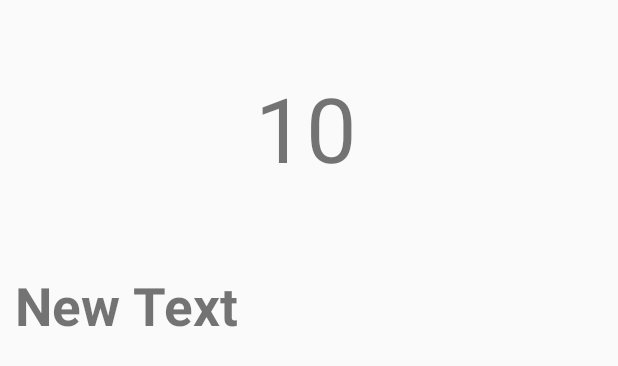
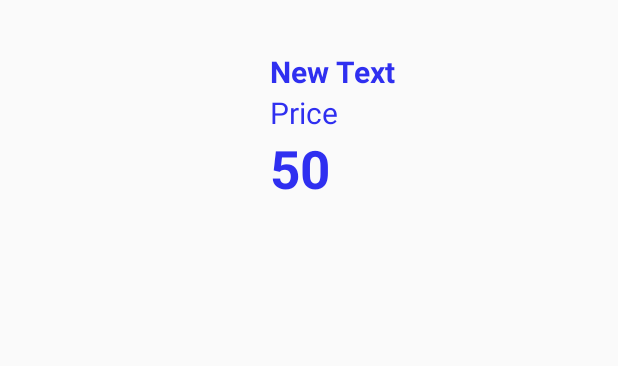
Before and after one commit to sorasakUoU/ProjectBakery2, an Android app: the layout my_listview.xml on its own in the app's theme, with its tools: preview values and no code run, on a phone screen of 412 x 824 dp. Shown: the top 366 px of the screen. Run offline under Robolectric (Android 15) with nearby library versions, the phone set to English and light mode, and no system bars.

Commit message:
Disign UI MyListview New Finish

```diff
--- a/app/src/main/res/layout/activity_show_service.xml
+++ b/app/src/main/res/layout/activity_show_service.xml
@@ -5,7 +5,8 @@
     android:paddingLeft="@dimen/activity_horizontal_margin"
     android:paddingTop="@dimen/activity_vertical_margin"
     android:paddingRight="@dimen/activity_horizontal_margin"
-    android:paddingBottom="@dimen/activity_vertical_margin">
+    android:paddingBottom="@dimen/activity_vertical_margin"
+    android:background="@drawable/orange_bicycle">
 
     <TextView
         android:layout_width="wrap_content"
@@ -29,5 +30,6 @@
         android:id="@+id/listView"
         android:layout_margin="@dimen/margin"
         android:layout_below="@+id/textView14"
-        android:layout_above="@+id/button8" />
+        android:layout_above="@+id/button8"
+        android:background="#71ffffff" />
 </RelativeLayout>
--- a/app/src/main/res/layout/my_listview.xml
+++ b/app/src/main/res/layout/my_listview.xml
@@ -1,34 +1,60 @@
 <?xml version="1.0" encoding="utf-8"?>
 <LinearLayout xmlns:android="http://schemas.android.com/apk/res/android"
-    android:orientation="vertical" android:layout_width="match_parent"
+    android:orientation="horizontal" android:layout_width="match_parent"
     android:layout_height="wrap_content">
 
+    <ImageView
+        android:layout_width="@dimen/icon"
+        android:layout_height="@dimen/icon"
+        android:id="@+id/imageView3"
+        android:layout_margin="10dp" />
+
     <LinearLayout
-        android:orientation="horizontal"
+        android:orientation="vertical"
         android:layout_width="match_parent"
-        android:layout_height="wrap_content">
-
-        <ImageView
-            android:layout_width="@dimen/icon"
-            android:layout_height="@dimen/icon"
-            android:id="@+id/imageView3"
-            android:layout_margin="10dp" />
+        android:layout_height="match_parent"
+        android:gravity="center_vertical"
+        android:padding="10dp">
 
         <TextView
             android:layout_width="wrap_content"
             android:layout_height="wrap_content"
-            android:text="10"
+            android:text="New Text"
             android:id="@+id/textView12"
-            android:layout_gravity="center_vertical"
-            android:textSize="60dp" />
+            android:textSize="@dimen/h2"
+            android:textColor="@color/text"
+            android:textStyle="bold" />
+
+        <LinearLayout
+            android:orientation="horizontal"
+            android:layout_width="match_parent"
+            android:layout_height="wrap_content">
+
+            <TextView
+                android:layout_width="wrap_content"
+                android:layout_height="wrap_content"
+                android:text="Price"
+                android:id="@+id/textView13"
+                android:layout_weight="1"
+                android:textColor="@color/text"
+                android:textSize="@dimen/h2" />
+
+        </LinearLayout>
+
+        <LinearLayout
+            android:orientation="horizontal"
+            android:layout_width="match_parent"
+            android:layout_height="wrap_content">
+
+            <TextView
+                android:layout_width="wrap_content"
+                android:layout_height="wrap_content"
+                android:text="50"
+                android:id="@+id/textView22"
+                android:layout_weight="1"
+                android:textColor="@color/text"
+                android:textSize="@dimen/h1"
+                android:textStyle="bold" />
+        </LinearLayout>
     </LinearLayout>
-
-    <TextView
-        android:layout_width="wrap_content"
-        android:layout_height="wrap_content"
-        android:text="New Text"
-        android:id="@+id/textView13"
-        android:layout_margin="10dp"
-        android:textStyle="bold"
-        android:textSize="@dimen/h1" />
 </LinearLayout>
```
